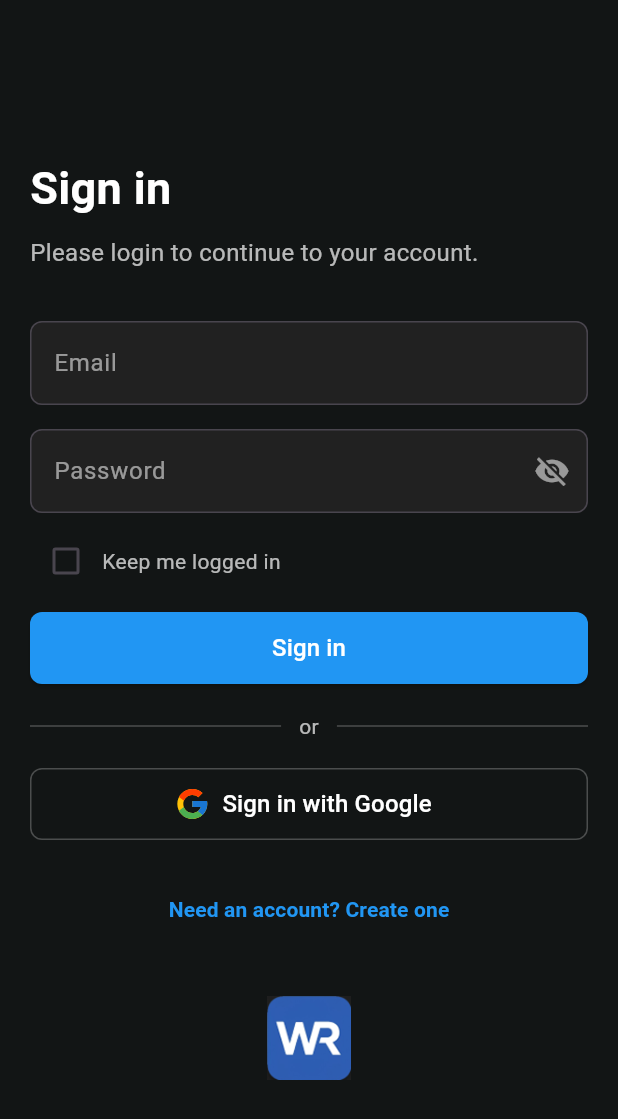
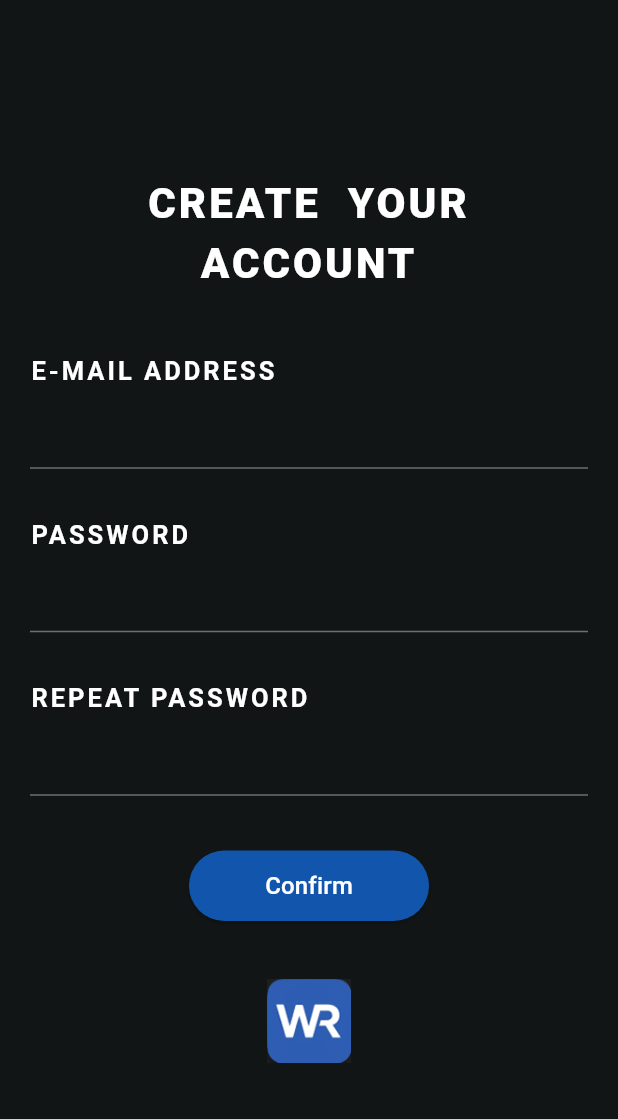
Before and after one commit to Keekkii/WorkRateF, a Flutter app: the screen it shows after launch, after a tap on "Need an account? Create one", on a phone screen of 412 x 824 dp. Shown: the top 1119 px of the screen. Run offline on Flutter 3.47's test engine with Material 3 defaults, Android fonts, the phone set to English and light mode, and no system bars; our stand-ins replace cloud_firestore, firebase_auth, firebase_core, flutter_svg, google_sign_in; accounts and stored records are empty; Roboto replaces fonts that are missing (RobotoMono); project files that could hold a hidden picture were left out.

Commit message:
style fixed

```diff
--- a/lib/screens/login_screen.dart
+++ b/lib/screens/login_screen.dart
@@ -4,8 +4,11 @@ import 'package:flutter_svg/flutter_svg.dart';
 import 'package:firebase_auth/firebase_auth.dart';
 import 'package:cloud_firestore/cloud_firestore.dart';
 import 'package:google_sign_in/google_sign_in.dart';
+import 'register_screen.dart';
+
 
 const Color kBackground = Color(0xFF121515);
+const Color primary = Color(0xFF1156AC);
 
 class LoginScreen extends StatefulWidget {
   const LoginScreen({super.key});
@@ -171,7 +174,7 @@ Future<void> _signInWithGoogle() async {
                       );
                     },
                     style: ElevatedButton.styleFrom(
-                      backgroundColor: Colors.blue,
+                      backgroundColor: primary,
                       foregroundColor: Colors.white,
                       shape: RoundedRectangleBorder(
                         borderRadius: BorderRadius.circular(8),
@@ -207,11 +210,12 @@ Future<void> _signInWithGoogle() async {
                   label: const Text(
                     "Sign in with Google",
                     style: TextStyle(
-                        color: Colors.white,
+                      color: Colors.blue,
                       fontSize: 16,
                     ),
                   ),
                   style: OutlinedButton.styleFrom(
+                    backgroundColor: Colors.white,
                     side: const BorderSide(color: Colors.white24),
                     shape: RoundedRectangleBorder(
                       borderRadius: BorderRadius.circular(8),
@@ -219,16 +223,34 @@ Future<void> _signInWithGoogle() async {
                   ),
                 ),
               ),
+
                 const SizedBox(height: 22),
 
                 Center(
                   child: TextButton(
-                    onPressed: () {}, // TODO: Register handler
-                    child: const Text(
-                      "Need an account? Create one",
+                    onPressed: () {
+                      Navigator.of(context).push(
+                        MaterialPageRoute(builder: (context) => const RegisterScreen()),
+                      );
+                    },
+                    child: const Text.rich(
+                    TextSpan(
+                      children: [
+                        TextSpan(
+                          text: "Need an account? ",
+                          style: TextStyle(
+                            color: Colors.white,
+                            fontWeight: FontWeight.bold,
+                          ),
+                        ),
+                        TextSpan(
+                          text: "Create one",
                           style: TextStyle(
                             color: Colors.blue,
                             fontWeight: FontWeight.bold,
+                          ),
+                        ),
+                      ],
                     ),
                   ),
                   ),
--- /dev/null
+++ b/lib/screens/register_screen.dart
@@ -0,0 +1,113 @@
+import 'package:flutter/material.dart';
+
+const Color kBackground = Color(0xFF121515);
+const Color primary = Color(0xFF1156AC);
+
+class RegisterScreen extends StatelessWidget {
+  const RegisterScreen({super.key});
+
+  @override
+  Widget build(BuildContext context) {
+    return Scaffold(
+      backgroundColor: kBackground,
+      body: Center(
+        child: SingleChildScrollView(
+          child: Padding(
+            padding: const EdgeInsets.symmetric(horizontal: 20, vertical: 32),
+            child: Column(
+              crossAxisAlignment: CrossAxisAlignment.stretch,
+              children: [
+                const Text(
+                  "CREATE  YOUR  ACCOUNT",
+                  textAlign: TextAlign.center,
+                  style: TextStyle(
+                    color: Colors.white,
+                    fontSize: 28,
+                    fontFamily: "Roboto",
+                    fontWeight: FontWeight.w900,
+                    letterSpacing: 2,
+                  ),
+                ),
+                const SizedBox(height: 40),
+                _buildInput("E-MAIL ADDRESS"),
+                const SizedBox(height: 32),
+                _buildInput("PASSWORD", obscure: true),
+                const SizedBox(height: 32),
+                _buildInput("REPEAT PASSWORD", obscure: true),
+                const SizedBox(height: 36),
+
+                // Confirm Button
+                Align(
+                  alignment: Alignment.center,
+                  child: SizedBox(
+                    width: 160,
+                    child: ElevatedButton(
+                      style: ElevatedButton.styleFrom(
+                        backgroundColor: primary,
+                        shape: RoundedRectangleBorder(
+                          borderRadius: BorderRadius.circular(24),
+                        ),
+                      ),
+                      onPressed: () {},
+                      child: const Padding(
+                        padding: EdgeInsets.symmetric(vertical: 12.0),
+                        child: Text(
+                          'Confirm',
+                          style: TextStyle(
+                            fontSize: 16,
+                            color: Colors.white,
+                          ),
+                        ),
+                      ),
+                    ),
+                  ),
+                ),
+
+                const SizedBox(height: 38),
+                // Logo at the bottom, no border or container
+                Center(
+                  child: Image.asset(
+                    'assets/icons/logo.png',
+                    height: 56,
+                    width: 56,
+                  ),
+                ),
+              ],
+            ),
+          ),
+        ),
+      ),
+    );
+  }
+
+  Widget _buildInput(String label, {bool obscure = false}) {
+    return Column(
+      crossAxisAlignment: CrossAxisAlignment.start,
+      children: [
+        Text(
+          label,
+          style: const TextStyle(
+            color: Colors.white,
+            fontFamily: "RobotoMono",
+            fontWeight: FontWeight.bold,
+            fontSize: 17,
+            letterSpacing: 2,
+          ),
+        ),
+        const SizedBox(height: 5),
+        TextField(
+          obscureText: obscure,
+          style: const TextStyle(color: Colors.white),
+          decoration: const InputDecoration(
+            enabledBorder: UnderlineInputBorder(
+              borderSide: BorderSide(color: Colors.white38),
+            ),
+            focusedBorder: UnderlineInputBorder(
+              borderSide: BorderSide(color: Colors.white),
+            ),
+          ),
+        ),
+      ],
+    );
+  }
+}
```
Lines whose indentation alone changed are shown as unchanged.
